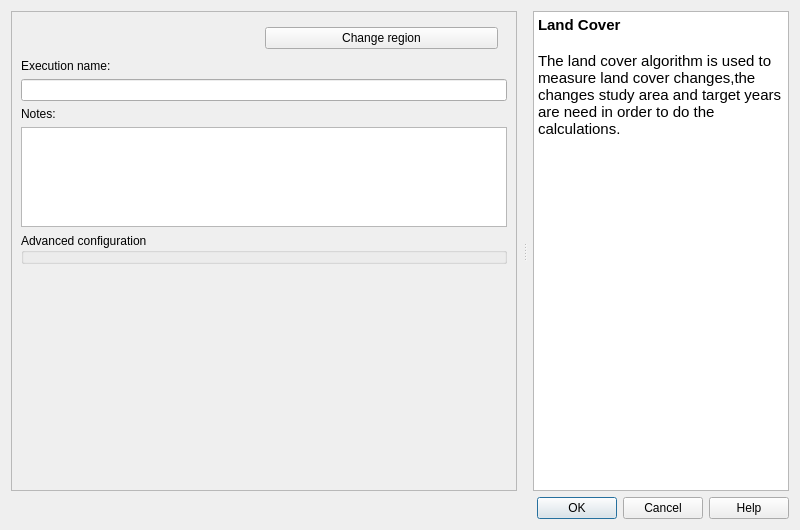
The window that LDMP/gui/DlgCalculateLC.ui (ConservationInternational/trends.earth) describes before a commit, drawn with Qt 5.
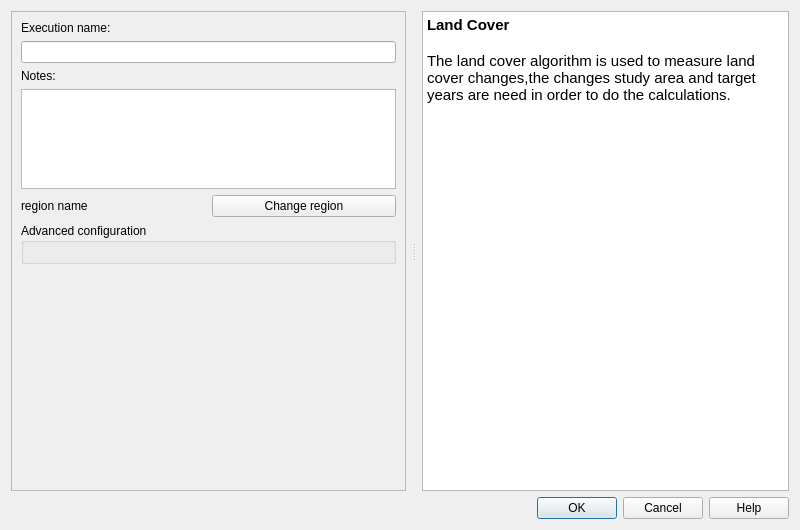
The same window after the commit. Custom widgets are drawn as their Qt base class.

Diff of the .ui file:
```diff
--- a/LDMP/gui/DlgCalculateLC.ui
+++ b/LDMP/gui/DlgCalculateLC.ui
@@ -19,7 +19,7 @@
   <property name="windowTitle">
    <string> Land Cover | Land Degradation</string>
   </property>
-  <layout class="QVBoxLayout" name="verticalLayout_2">
+  <layout class="QVBoxLayout" name="verticalLayout">
    <item>
     <widget class="QSplitter" name="splitter">
      <property name="orientation">
@@ -28,36 +28,12 @@
      <property name="handleWidth">
       <number>16</number>
      </property>
-     <widget class="QFrame" name="configurations">
-      <property name="sizePolicy">
-       <sizepolicy hsizetype="Expanding" vsizetype="Expanding">
-        <horstretch>2</horstretch>
-        <verstretch>0</verstretch>
-       </sizepolicy>
-      </property>
-      <property name="frameShape">
-       <enum>QFrame::NoFrame</enum>
-      </property>
-      <property name="frameShadow">
-       <enum>QFrame::Raised</enum>
-      </property>
-      <layout class="QVBoxLayout" name="verticalLayout_3">
-       <property name="leftMargin">
-        <number>0</number>
-       </property>
-       <property name="topMargin">
-        <number>0</number>
-       </property>
-       <property name="rightMargin">
-        <number>0</number>
-       </property>
-       <property name="bottomMargin">
-        <number>0</number>
-       </property>
-       <item>
         <widget class="QScrollArea" name="scrollArea">
-         <property name="frameShape">
-          <enum>QFrame::StyledPanel</enum>
+      <property name="sizePolicy">
+       <sizepolicy hsizetype="Preferred" vsizetype="Fixed">
+        <horstretch>0</horstretch>
+        <verstretch>0</verstretch>
+       </sizepolicy>
          </property>
          <property name="widgetResizable">
           <bool>true</bool>
@@ -67,74 +43,19 @@
            <rect>
             <x>0</x>
             <y>0</y>
-            <width>508</width>
+         <width>430</width>
             <height>479</height>
            </rect>
           </property>
-          <layout class="QVBoxLayout" name="verticalLayout">
-           <property name="spacing">
-            <number>6</number>
-           </property>
-           <property name="leftMargin">
-            <number>9</number>
-           </property>
-           <property name="topMargin">
-            <number>9</number>
-           </property>
-           <property name="rightMargin">
-            <number>9</number>
-           </property>
-           <property name="bottomMargin">
-            <number>9</number>
-           </property>
-           <item>
-            <widget class="QFrame" name="setup_frame">
-             <property name="frameShape">
-              <enum>QFrame::NoFrame</enum>
-             </property>
-             <property name="frameShadow">
-              <enum>QFrame::Raised</enum>
-             </property>
-            </widget>
-           </item>
-           <item>
-            <layout class="QHBoxLayout" name="horizontalLayout">
-             <property name="leftMargin">
-              <number>5</number>
-             </property>
-             <property name="rightMargin">
-              <number>9</number>
-             </property>
-             <property name="bottomMargin">
-              <number>4</number>
-             </property>
-             <item>
-              <widget class="QLabel" name="region_la">
-               <property name="toolTip">
-                <string>The current selected region of interest</string>
-               </property>
-               <property name="text">
-                <string/>
-               </property>
-               <property name="wordWrap">
-                <bool>true</bool>
-               </property>
-              </widget>
-             </item>
-             <item>
-              <widget class="QPushButton" name="region_button">
-               <property name="toolTip">
-                <string>&lt;html&gt;&lt;head/&gt;&lt;body&gt;&lt;p&gt;Opens settings dialog in order to change region of interest.&lt;/p&gt;&lt;p&gt;&lt;br/&gt;&lt;/p&gt;&lt;/body&gt;&lt;/html&gt;</string>
-               </property>
-               <property name="text">
-                <string>Change region</string>
-               </property>
-              </widget>
-             </item>
-            </layout>
-           </item>
+       <layout class="QVBoxLayout" name="verticalLayout_2">
            <item>
             <widget class="QLabel" name="execution_name_la">
+          <property name="sizePolicy">
+           <sizepolicy hsizetype="Preferred" vsizetype="Fixed">
+            <horstretch>0</horstretch>
+            <verstretch>0</verstretch>
+           </sizepolicy>
+          </property>
              <property name="text">
               <string>Execution name:</string>
              </property>
@@ -145,6 +66,12 @@
            </item>
            <item>
             <widget class="QLabel" name="task_notes_la">
+          <property name="sizePolicy">
+           <sizepolicy hsizetype="Preferred" vsizetype="Fixed">
+            <horstretch>0</horstretch>
+            <verstretch>0</verstretch>
+           </sizepolicy>
+          </property>
              <property name="text">
               <string>Notes:</string>
              </property>
@@ -153,7 +80,7 @@
            <item>
             <widget class="QTextEdit" name="task_notes">
              <property name="sizePolicy">
-              <sizepolicy hsizetype="Expanding" vsizetype="Minimum">
+           <sizepolicy hsizetype="Expanding" vsizetype="Fixed">
                <horstretch>0</horstretch>
                <verstretch>0</verstretch>
               </sizepolicy>
@@ -172,41 +99,54 @@
              </property>
             </widget>
            </item>
+        <item>
+         <layout class="QHBoxLayout" name="horizontalLayout">
+          <item>
+           <widget class="QLabel" name="region_la">
+            <property name="sizePolicy">
+             <sizepolicy hsizetype="Preferred" vsizetype="Fixed">
+              <horstretch>0</horstretch>
+              <verstretch>0</verstretch>
+             </sizepolicy>
+            </property>
+            <property name="toolTip">
+             <string>The current selected region of interest</string>
+            </property>
+            <property name="text">
+             <string>region name</string>
+            </property>
+            <property name="wordWrap">
+             <bool>true</bool>
+            </property>
+           </widget>
+          </item>
+          <item>
+           <widget class="QPushButton" name="region_button">
+            <property name="toolTip">
+             <string>&lt;html&gt;&lt;head/&gt;&lt;body&gt;&lt;p&gt;Opens settings dialog in order to change region of interest.&lt;/p&gt;&lt;p&gt;&lt;br/&gt;&lt;/p&gt;&lt;/body&gt;&lt;/html&gt;</string>
+            </property>
+            <property name="text">
+             <string>Change region</string>
+            </property>
+           </widget>
+          </item>
+         </layout>
+        </item>
            <item>
             <widget class="QgsCollapsibleGroupBox" name="advanced_configurations">
+          <property name="sizePolicy">
+           <sizepolicy hsizetype="Preferred" vsizetype="Fixed">
+            <horstretch>0</horstretch>
+            <verstretch>0</verstretch>
+           </sizepolicy>
+          </property>
              <property name="title">
               <string>Advanced configuration</string>
              </property>
              <property name="collapsed">
               <bool>false</bool>
              </property>
-             <layout class="QVBoxLayout" name="verticalLayout_4">
-              <property name="spacing">
-               <number>1</number>
-              </property>
-              <property name="leftMargin">
-               <number>1</number>
-              </property>
-              <property name="topMargin">
-               <number>1</number>
-              </property>
-              <property name="rightMargin">
-               <number>1</number>
-              </property>
-              <property name="bottomMargin">
-               <number>1</number>
-              </property>
-              <item>
-               <widget class="QFrame" name="configurations_frame">
-                <property name="frameShape">
-                 <enum>QFrame::NoFrame</enum>
-                </property>
-                <property name="frameShadow">
-                 <enum>QFrame::Raised</enum>
-                </property>
-               </widget>
-              </item>
-             </layout>
+          <layout class="QVBoxLayout" name="verticalLayout_3"/>
             </widget>
            </item>
            <item>
@@ -217,7 +157,7 @@
              <property name="sizeHint" stdset="0">
               <size>
                <width>20</width>
-               <height>179</height>
+            <height>40</height>
               </size>
              </property>
             </spacer>
@@ -225,12 +165,9 @@
           </layout>
          </widget>
         </widget>
-       </item>
-      </layout>
-     </widget>
      <widget class="QTextBrowser" name="alg_help">
       <property name="sizePolicy">
-       <sizepolicy hsizetype="Expanding" vsizetype="Expanding">
+       <sizepolicy hsizetype="Fixed" vsizetype="Fixed">
         <horstretch>0</horstretch>
         <verstretch>0</verstretch>
        </sizepolicy>
```
Lines whose indentation alone changed are shown as unchanged.
